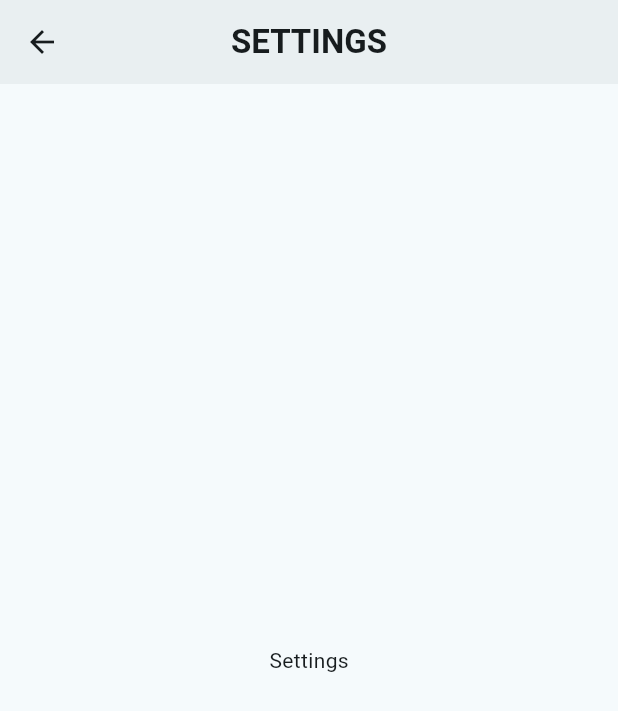
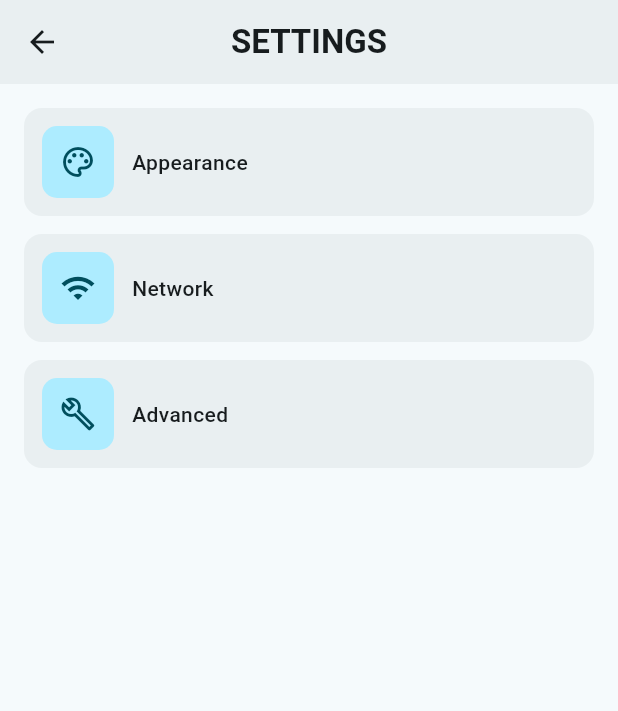
Before and after one commit to Magic-Forces/meshgallery, a Flutter app: the Library screen opened directly, after a tap on "Settings", on a phone screen of 412 x 824 dp. Shown: the top 711 px of the screen. Run offline on Flutter 3.47's test engine with Material 3 defaults, Android fonts, the phone set to English and light mode, and no system bars; our stand-ins replace easy_localization, fluttertoast.

Commit message:
feat: restructure settings page with modular components and enhanced localization

```diff
--- a/assets/translations/en.json
+++ b/assets/translations/en.json
@@ -2,7 +2,12 @@
   "timeline": "Timeline",
   "albums": "Albums",
   "library": "Library",
-  "settings": "Settings",
+  "settings": {
+    "settings": "Settings",
+    "appearance": "Appearance",
+    "network": "Network",
+    "advanced": "Advanced"
+  },
   "trash": "Trash",
   "feature_not_available": "Feature not available"
 }
--- a/assets/translations/pl.json
+++ b/assets/translations/pl.json
@@ -2,7 +2,12 @@
   "timeline": "Oś czasu",
   "albums": "Albumy",
   "library": "Biblioteka",
-  "settings": "Ustawienia",
+  "settings": {
+    "settings": "Ustawienia",
+    "appearance": "Wygląd",
+    "network": "Sieć",
+    "advanced": "Zawansowane"
+  },
   "trash": "Kosz",
   "feature_not_available": "Funkcja niedostępna"
 }
--- a/lib/pages/library.dart
+++ b/lib/pages/library.dart
@@ -4,7 +4,7 @@ import 'package:meshgallery/utils/toast_util.dart';
 import 'package:meshgallery/widgets/app_bar.dart';
 import 'package:meshgallery/widgets/custom_button.dart';
 
-import 'package:meshgallery/pages/settings.dart';
+import 'package:meshgallery/pages/settings/settings.dart';
 
 class Library extends StatelessWidget {
   const Library({super.key});
@@ -48,7 +48,7 @@ class Library extends StatelessWidget {
               );
             },
             icon: Icons.settings,
-            text: "settings".tr(),
+            text: "settings.settings".tr(),
           ),
         ],
       ),
--- /dev/null
+++ b/lib/pages/settings/settings.dart
@@ -0,0 +1,68 @@
+import 'package:flutter/material.dart';
+import 'package:easy_localization/easy_localization.dart';
+import 'package:meshgallery/widgets/custom_button.dart';
+
+import 'package:meshgallery/pages/settings/settings_advanced.dart';
+import 'package:meshgallery/pages/settings/settings_apperance.dart';
+import 'package:meshgallery/pages/settings/settings_network.dart';
+
+class Settings extends StatelessWidget {
+  const Settings({super.key});
+
+  @override
+  Widget build(BuildContext context) {
+    return Scaffold(
+      appBar: AppBar(
+        title: Text(
+          "settings.settings".tr().toUpperCase(),
+          style: const TextStyle(fontWeight: FontWeight.bold),
+        ),
+        backgroundColor: Theme.of(context).colorScheme.surfaceContainer,
+        centerTitle: true,
+      ),
+      body: ListView(
+        padding: const EdgeInsets.all(16),
+        children: [
+          CustomButton(
+            onTap: () {
+              Navigator.push(
+                context,
+                MaterialPageRoute(
+                  builder: (context) => const SettingsApperance(),
+                ),
+              );
+            },
+            icon: Icons.palette_outlined,
+            text: "settings.appearance".tr(),
+          ),
+          const SizedBox(height: 12),
+          CustomButton(
+            onTap: () {
+              Navigator.push(
+                context,
+                MaterialPageRoute(
+                  builder: (context) => const SettingsNetwork(),
+                ),
+              );
+            },
+            icon: Icons.wifi_outlined,
+            text: "settings.network".tr(),
+          ),
+          const SizedBox(height: 12),
+          CustomButton(
+            onTap: () {
+              Navigator.push(
+                context,
+                MaterialPageRoute(
+                  builder: (context) => const SettingsAdvanced(),
+                ),
+              );
+            },
+            icon: Icons.build_outlined,
+            text: "settings.advanced".tr(),
+          ),
+        ],
+      ),
+    );
+  }
+}
```
Also changed, not shown: lib/pages/settings/settings_advanced.dart (added, +21 -0 lines), lib/pages/settings/settings_apperance.dart (added, +21 -0 lines), lib/pages/settings/settings_network.dart (added, +21 -0 lines).
